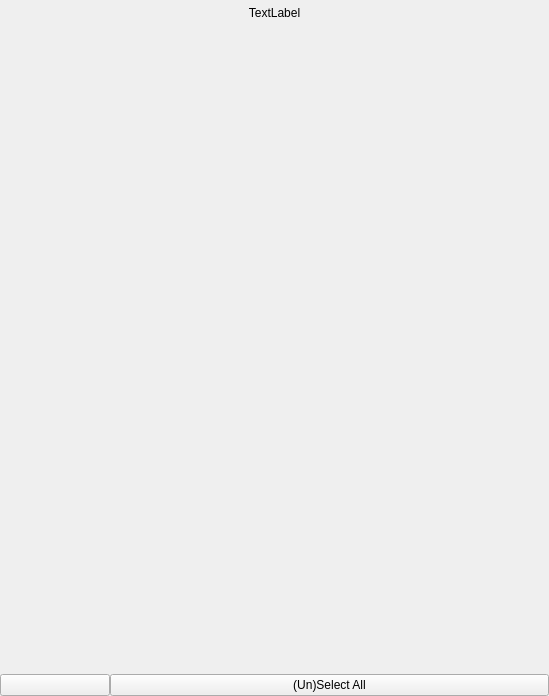
The window that Src/Obenkyobo/Src/Pages/VocabExplorerPage.ui (Aryetis/Obenkyobo) describes before a commit, drawn with Qt 5.
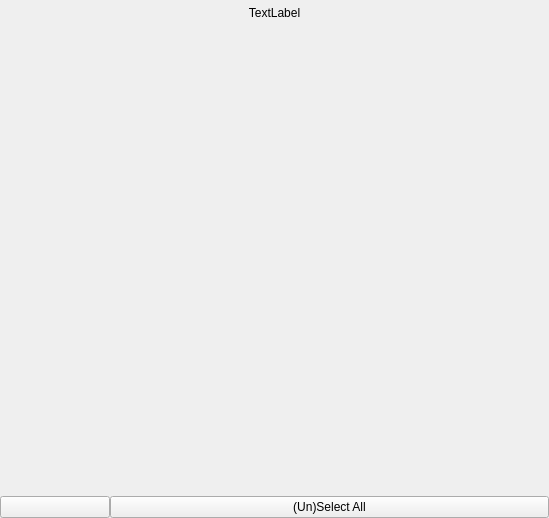
The same window after the commit. Icons and pictures are not drawn.

Patch:
```diff
--- a/Src/Obenkyobo/Src/Pages/VocabExplorerPage.ui
+++ b/Src/Obenkyobo/Src/Pages/VocabExplorerPage.ui
@@ -7,7 +7,7 @@
     <x>0</x>
     <y>0</y>
     <width>549</width>
-    <height>696</height>
+    <height>518</height>
    </rect>
   </property>
   <property name="sizePolicy">
@@ -87,7 +87,7 @@
         <x>0</x>
         <y>0</y>
         <width>549</width>
-        <height>644</height>
+        <height>466</height>
        </rect>
       </property>
       <property name="sizePolicy">
```
Left out of the diff: 10 changed lines with no effect on the pictures.
